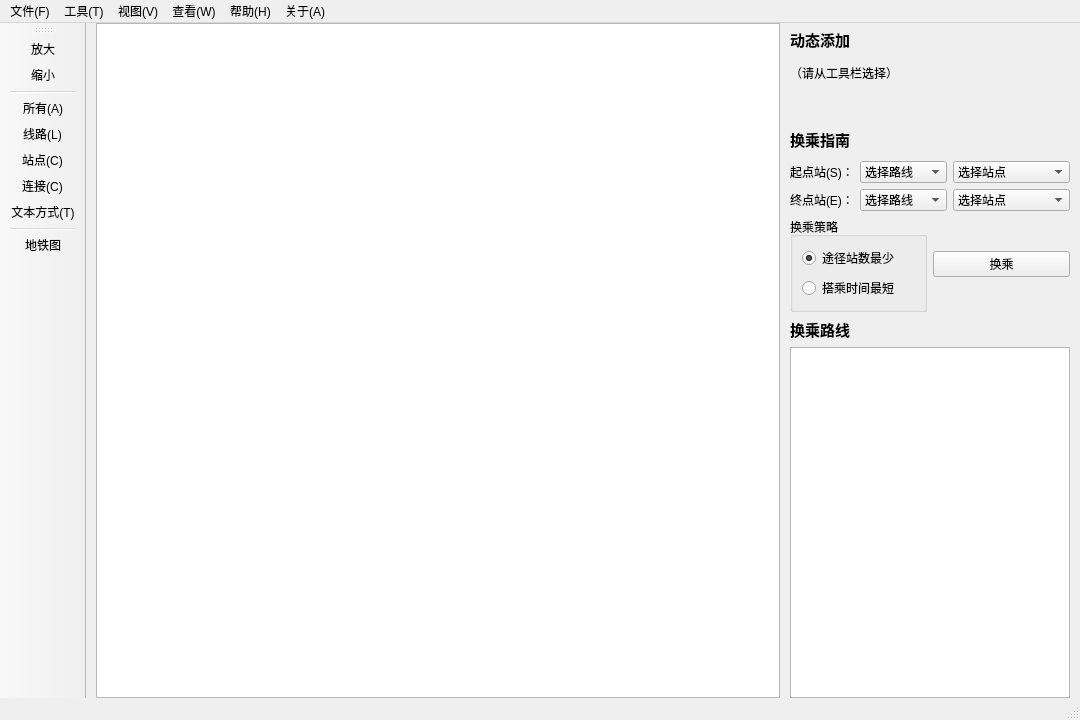
This is mainwindow.ui in rainlowing/QtSubwaySystem as Qt 5 draws it before an edit. The edited form follows.
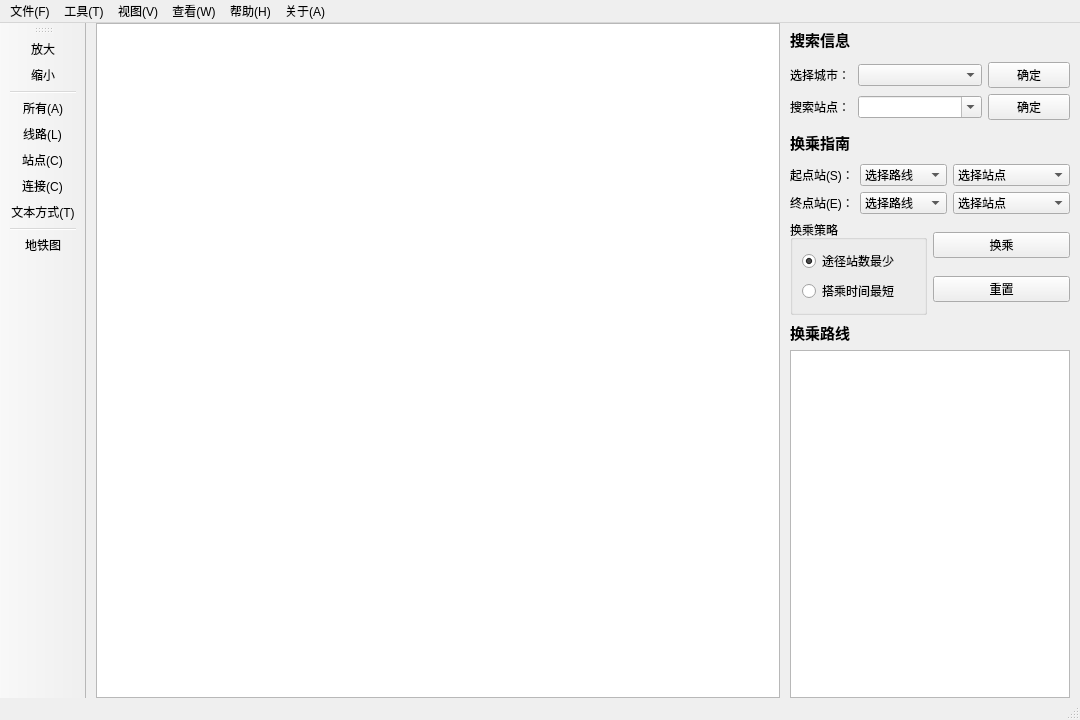
This is the edited form. Icons and pictures are not drawn.

Commit message: todo：城市搜索功能？

```diff
--- a/mainwindow.ui
+++ b/mainwindow.ui
@@ -25,7 +25,7 @@
    <string>MainWindow</string>
   </property>
   <widget class="QWidget" name="centralwidget">
-   <layout class="QHBoxLayout" name="horizontalLayout_5" stretch="11,3">
+   <layout class="QHBoxLayout" name="horizontalLayout_5" stretch="11,0">
     <property name="spacing">
      <number>10</number>
     </property>
@@ -45,7 +45,7 @@
      <widget class="QGraphicsView" name="graphicsView"/>
     </item>
     <item>
-     <layout class="QVBoxLayout" name="verticalLayout" stretch="3,2,3,3,2,2,5,2,32">
+     <layout class="QVBoxLayout" name="verticalLayout" stretch="3,0,0,3,2,2,5,2,32">
       <property name="spacing">
        <number>6</number>
       </property>
@@ -70,12 +70,20 @@
 color:black;</string>
         </property>
         <property name="text">
-         <string>动态添加</string>
+         <string>搜索信息</string>
         </property>
        </widget>
       </item>
       <item>
-       <widget class="QLabel" name="labelSelectFromTools">
+       <layout class="QHBoxLayout" name="horizontalLayout_3" stretch="3,6,4">
+        <item>
+         <widget class="QLabel" name="labelSelectCity">
+          <property name="minimumSize">
+           <size>
+            <width>20</width>
+            <height>0</height>
+           </size>
+          </property>
         <property name="font">
          <font>
           <family>Microsoft YaHei UI</family>
@@ -83,25 +91,62 @@
          </font>
         </property>
         <property name="text">
-         <string>（请从工具栏选择）</string>
+           <string>选择城市：</string>
         </property>
        </widget>
       </item>
       <item>
-       <spacer name="verticalSpacer">
-        <property name="orientation">
-         <enum>Qt::Orientation::Vertical</enum>
-        </property>
-        <property name="sizeType">
-         <enum>QSizePolicy::Policy::Preferred</enum>
-        </property>
-        <property name="sizeHint" stdset="0">
+         <widget class="QComboBox" name="comboBoxSelectCity">
+          <property name="placeholderText">
+           <string>选择城市</string>
+          </property>
+         </widget>
+        </item>
+        <item>
+         <widget class="QPushButton" name="pushButtonSearchCity">
+          <property name="text">
+           <string>确定</string>
+          </property>
+         </widget>
+        </item>
+       </layout>
+      </item>
+      <item>
+       <layout class="QHBoxLayout" name="horizontalLayout_6" stretch="3,6,4">
+        <item>
+         <widget class="QLabel" name="labelSearchStation">
+          <property name="minimumSize">
          <size>
           <width>20</width>
-          <height>50</height>
-         </size>
-        </property>
-       </spacer>
+            <height>0</height>
+           </size>
+          </property>
+          <property name="styleSheet">
+           <string notr="true"/>
+          </property>
+          <property name="text">
+           <string>搜索站点：</string>
+          </property>
+         </widget>
+        </item>
+        <item>
+         <widget class="QComboBox" name="comboBoxSearchStation">
+          <property name="editable">
+           <bool>true</bool>
+          </property>
+          <property name="placeholderText">
+           <string>输入站点名</string>
+          </property>
+         </widget>
+        </item>
+        <item>
+         <widget class="QPushButton" name="pushButtonSearchStation">
+          <property name="text">
+           <string>确定</string>
+          </property>
+         </widget>
+        </item>
+       </layout>
       </item>
       <item>
        <widget class="QLabel" name="labelTransfer">
@@ -204,11 +249,22 @@
          </widget>
         </item>
         <item>
+         <layout class="QVBoxLayout" name="verticalLayout_3">
+          <item>
          <widget class="QPushButton" name="pushButtonTransfer">
           <property name="text">
            <string>换乘</string>
           </property>
          </widget>
+          </item>
+          <item>
+           <widget class="QPushButton" name="pushButtonReset">
+            <property name="text">
+             <string>重置</string>
+            </property>
+           </widget>
+          </item>
+         </layout>
         </item>
        </layout>
       </item>
```
Left out of the diff: 2 changed lines with no effect on the pictures. Lines whose indentation alone changed are shown as unchanged. The commit also changes 4 other files.
